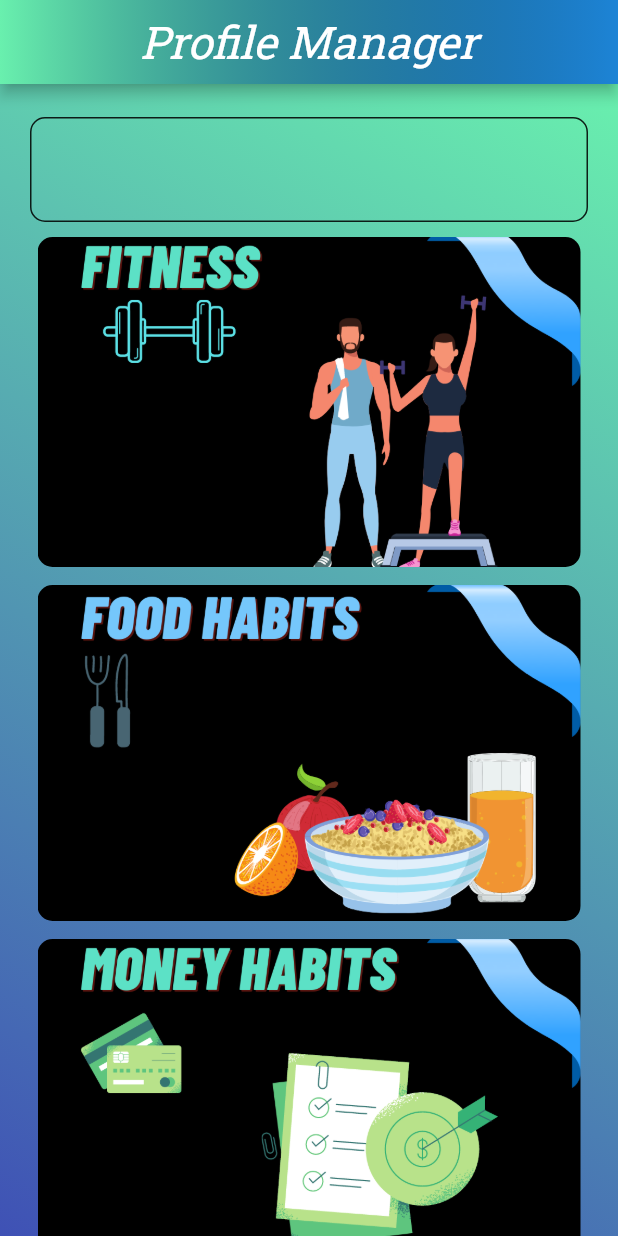
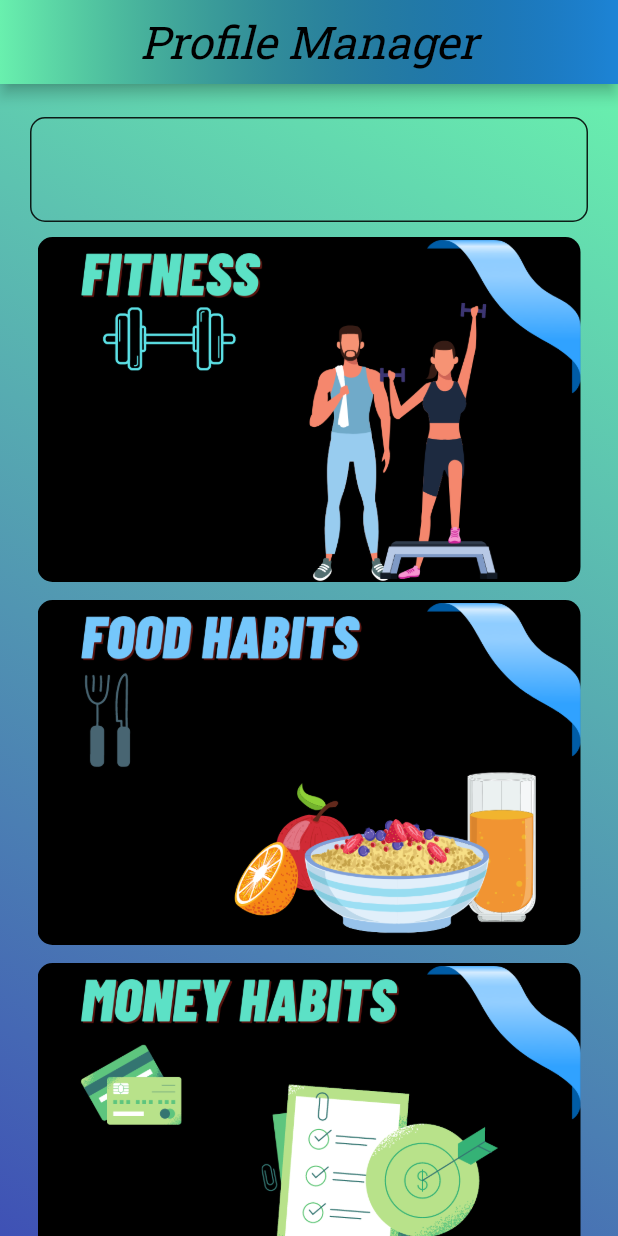
Before and after one commit to shedmekhe/Mini_Project_SemIV, a Flutter app: the screen it shows after launch, on a phone screen of 412 x 824 dp. Run offline on Flutter 3.47's test engine with Material 2 defaults, Android fonts, the phone set to English and light mode, and no system bars.

Commit message:
Second Commit

```diff
--- a/lib/main.dart
+++ b/lib/main.dart
@@ -7,6 +7,7 @@ import 'package:flutter/rendering.dart';
 import 'package:mini_project_ui/moneyPage.dart';
 import 'package:mini_project_ui/routine.dart';
 import 'fitnessPage.dart';
+
 
 void main() {
   runApp(MaterialApp
@@ -33,6 +34,7 @@ class _MyAppState extends State<MyApp> {
                     fontStyle: FontStyle.italic,
                     fontFamily: 'RobotoSlab',
                     fontSize: 30,
+                    color: Colors.black,
                   )),
             ),
             flexibleSpace: Container(
@@ -76,7 +78,7 @@ class _MyAppState extends State<MyApp> {
                       borderRadius: BorderRadius.all(Radius.circular(10.0))),
                 ),
                 Container(
-                  height: 220,
+                  height: 230,
                   width: 100,
                   margin: EdgeInsets.symmetric(vertical: 0, horizontal: 25),
                   decoration: BoxDecoration(
@@ -106,7 +108,7 @@ class _MyAppState extends State<MyApp> {
                   height: 12,
                 ),
                 Container(
-                  height: 224,
+                  height: 230,
                   width: 100,
                   margin: EdgeInsets.symmetric(vertical: 0, horizontal: 25),
                   decoration: BoxDecoration(
@@ -136,7 +138,7 @@ class _MyAppState extends State<MyApp> {
                   height: 12,
                 ),
                 Container(
-                  height: 220,
+                  height: 230,
                   width: 100,
                   margin: EdgeInsets.symmetric(vertical: 0, horizontal: 25),
                   decoration: BoxDecoration(
@@ -166,7 +168,7 @@ class _MyAppState extends State<MyApp> {
                   height: 12,
                 ),
                 Container(
-                  height: 220,
+                  height: 230,
                   width: 100,
                   margin: EdgeInsets.symmetric(vertical: 0, horizontal: 25),
                   decoration: BoxDecoration(
```
